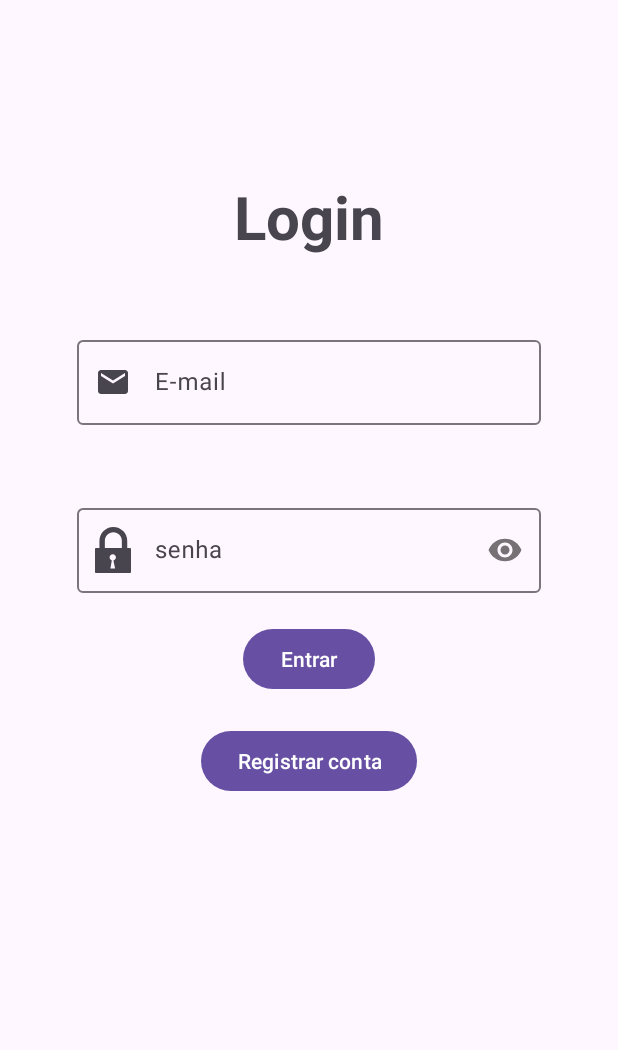
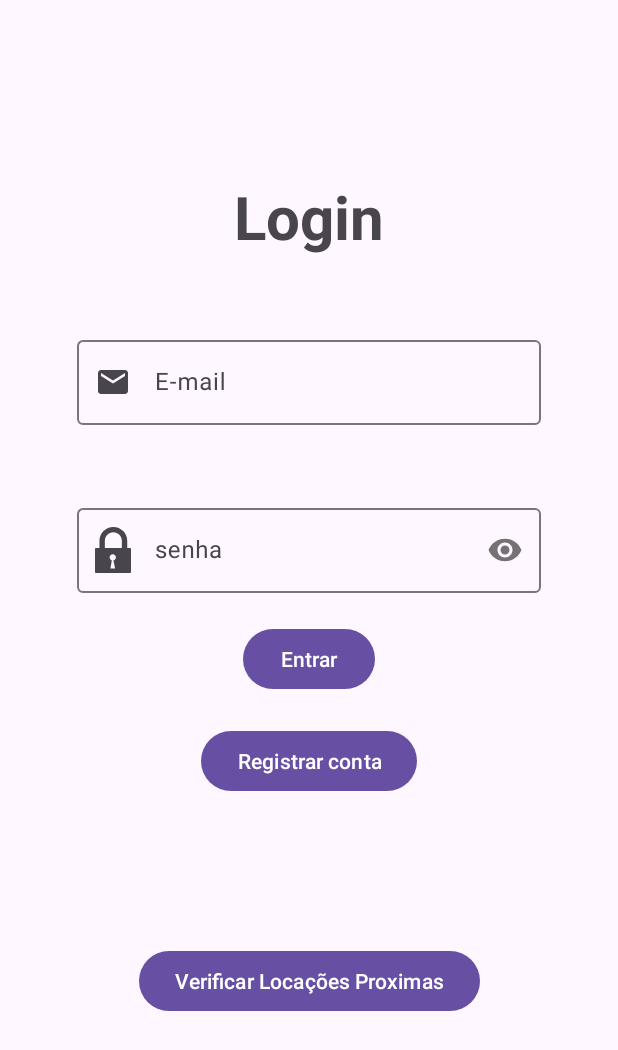
Before and after one commit to PI3-ES-2024-T24/PI3-ES-2024-T24, an Android app: the screen it shows after launch (MainActivity), on a phone screen of 412 x 824 dp. Shown: the top 1050 px of the screen. Run offline under Robolectric (Android 15) with nearby library versions, the phone set to English and light mode, and no system bars; our stand-ins replace Firebase (no records; nobody signed in at launch, a user with empty details on screens opened directly).

Commit message:
Update fragment_sign_in.xml
add button to maps fragment

Co-Authored-By: Kauan Barbosa <77552839+kauanbarbosa@users.noreply.github.com>

```diff
--- a/app/src/main/res/layout/fragment_sign_in.xml
+++ b/app/src/main/res/layout/fragment_sign_in.xml
@@ -81,5 +81,15 @@
         app:layout_constraintStart_toStartOf="parent"
         app:layout_constraintTop_toBottomOf="@+id/btnSignIn" />
 
+    <Button
+        android:id="@+id/btnMaps"
+        android:layout_width="wrap_content"
+        android:layout_height="wrap_content"
+        android:text="Verificar Locações Proximas"
+        app:layout_constraintBottom_toBottomOf="parent"
+        app:layout_constraintEnd_toEndOf="@+id/btnRegister"
+        app:layout_constraintStart_toStartOf="@+id/btnRegister"
+        app:layout_constraintTop_toBottomOf="@+id/btnRegister" />
+
 
 </androidx.constraintlayout.widget.ConstraintLayout>
```
